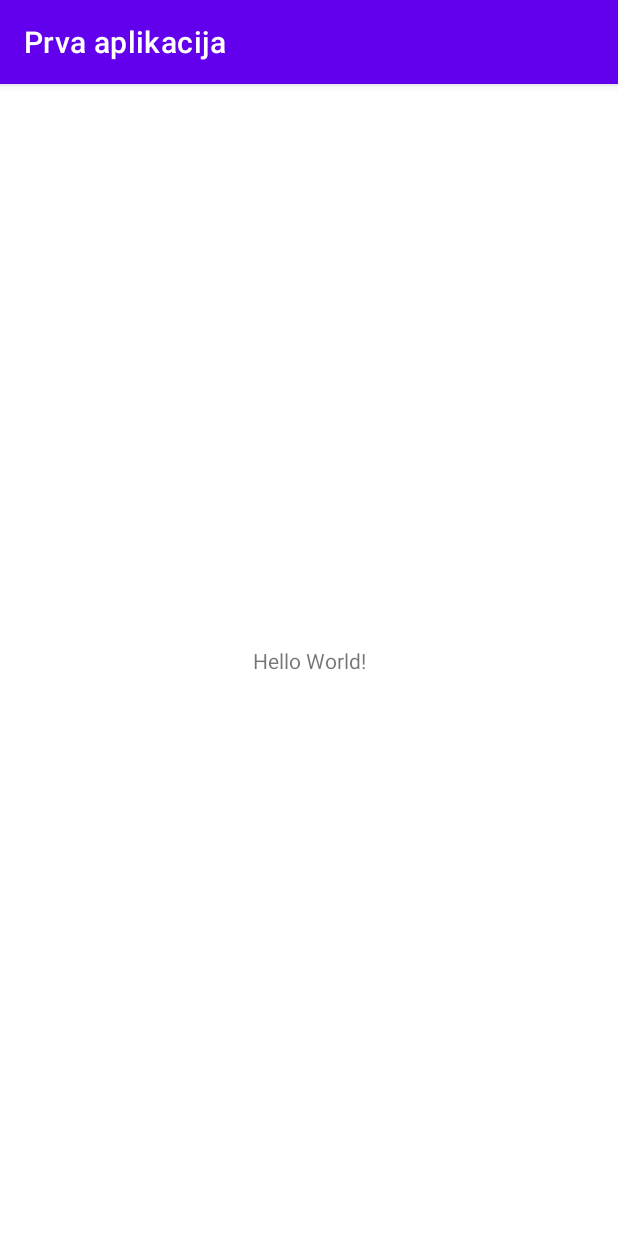
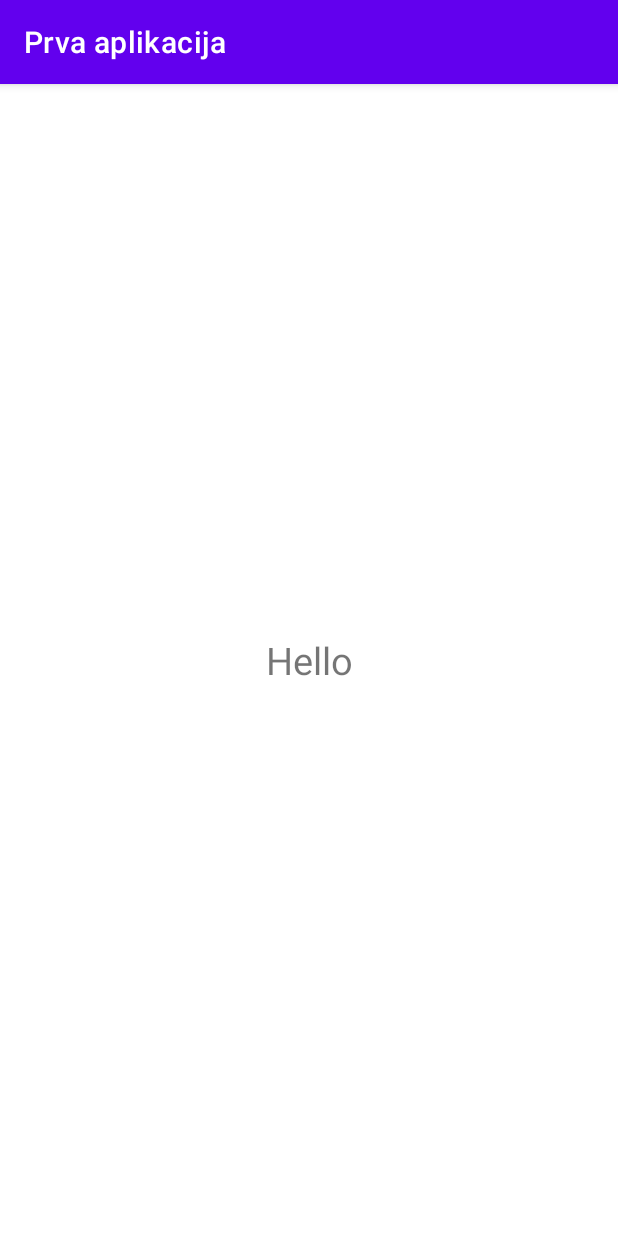
Before and after one commit to KHegedus1/Kotlin-pocetakRada, an Android app: the screen it shows after launch (MainActivity), on a phone screen of 412 x 824 dp. Run offline under Robolectric (Android 15) with nearby library versions, the phone set to English and light mode, and no system bars.

Commit message:
Povecanje teksta

```diff
--- a/app/src/main/res/layout/activity_main.xml
+++ b/app/src/main/res/layout/activity_main.xml
@@ -9,7 +9,8 @@
     <TextView
         android:layout_width="wrap_content"
         android:layout_height="wrap_content"
-        android:text="Hello World!"
+        android:text="Hello"
+        android:textSize="25sp"
         app:layout_constraintBottom_toBottomOf="parent"
         app:layout_constraintLeft_toLeftOf="parent"
         app:layout_constraintRight_toRightOf="parent"
```
